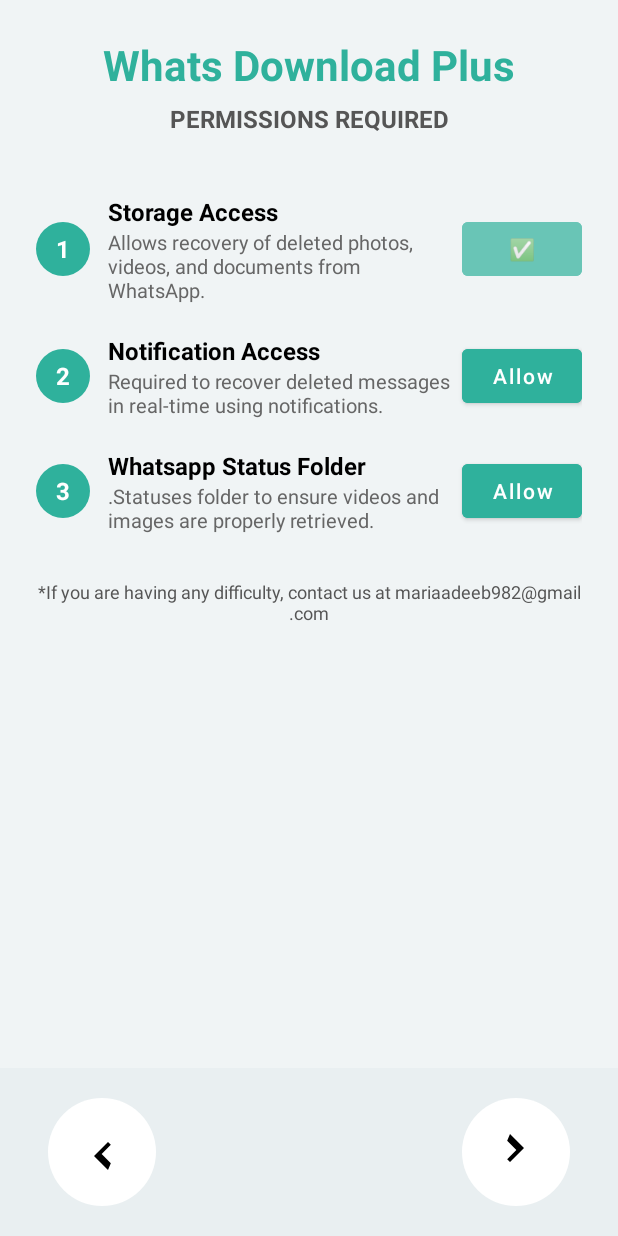
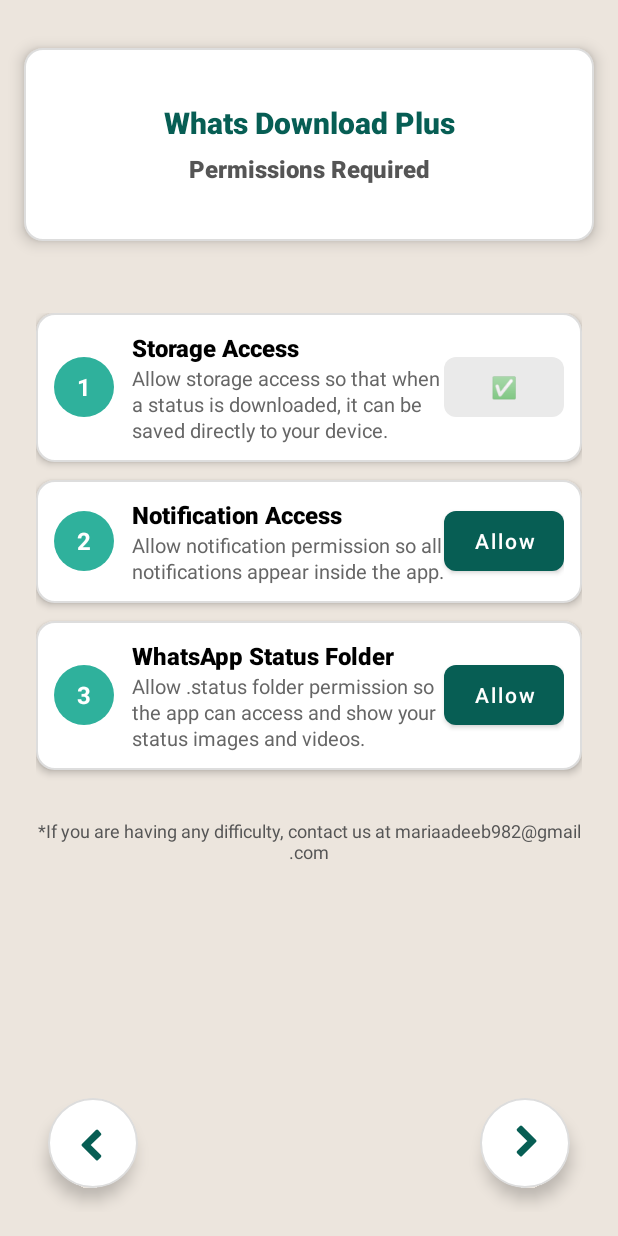
Before and after one commit to adeebibrahim01/Status-saver-Android-app-, an Android app: the screen it shows after launch (PermissionsActivity), after a tap on an icon or button, on a phone screen of 412 x 824 dp. Run offline under Robolectric (Android 15) with nearby library versions, the phone set to English and light mode, and no system bars.

Commit message:
Updated frontend features

```diff
--- /dev/null
+++ b/app/src/main/res/drawable/circle_white_ripple.xml
@@ -0,0 +1,11 @@
+<ripple xmlns:android="http://schemas.android.com/apk/res/android"
+    android:color="#33000000">
+    <item>
+        <shape android:shape="oval">
+            <solid android:color="#FFFFFF" />
+            <stroke
+                android:width="1dp"
+                android:color="#DDDDDD" />
+        </shape>
+    </item>
+</ripple>
--- a/app/src/main/res/drawable/ic_arrow_left.xml
+++ b/app/src/main/res/drawable/ic_arrow_left.xml
@@ -4,7 +4,12 @@
     android:viewportWidth="24"
     android:viewportHeight="24">
 
+    <!-- Arrow path -->
     <path
-        android:pathData="M16.41,17.59L11.83,13 16.41,8.41 15,7l-7,7 7,7z"
-        android:fillColor="#000000"/>
+        android:pathData="M15.41,7.59L14,6l-7,7 7,7 1.41-1.41L9.83,13z"
+        android:fillColor="#075E54"
+        android:strokeWidth="1.5"
+        android:strokeColor="#075E54"
+        android:strokeLineCap="round"
+        android:strokeLineJoin="round"/>
 </vector>
--- a/app/src/main/res/drawable/ic_arrow_right.xml
+++ b/app/src/main/res/drawable/ic_arrow_right.xml
@@ -4,7 +4,12 @@
     android:viewportWidth="24"
     android:viewportHeight="24">
 
+    <!-- Left Arrow path -->
     <path
-        android:pathData="M7.59,6.41L12.17,11 7.59,15.59 9,17l7-7-7-7z"
-        android:fillColor="#000000"/>
+        android:pathData="M8.59,16.59L10,18l7-7-7-7-1.41,1.41L14.17,11z"
+        android:fillColor="#075E54"
+        android:strokeWidth="1.5"
+        android:strokeColor="#075E54"
+        android:strokeLineCap="round"
+        android:strokeLineJoin="round"/>
 </vector>
--- /dev/null
+++ b/app/src/main/res/drawable/permission_button_bg.xml
@@ -0,0 +1,9 @@
+<ripple xmlns:android="http://schemas.android.com/apk/res/android"
+    android:color="#33075E54">
+    <item>
+        <shape android:shape="rectangle">
+            <solid android:color="#075E54"/>
+            <corners android:radius="8dp"/>
+        </shape>
+    </item>
+</ripple>
--- /dev/null
+++ b/app/src/main/res/drawable/whatsapp_card_bg.xml
@@ -0,0 +1,6 @@
+<shape xmlns:android="http://schemas.android.com/apk/res/android"
+    android:shape="rectangle">
+    <solid android:color="#FFFFFF"/>
+    <corners android:radius="12dp"/>
+    <stroke android:width="1dp" android:color="#DDDDDD"/>
+</shape>
--- a/app/src/main/res/layout/intro_activity.xml
+++ b/app/src/main/res/layout/intro_activity.xml
@@ -1,24 +1,72 @@
 <?xml version="1.0" encoding="utf-8"?>
-<LinearLayout xmlns:android="http://schemas.android.com/apk/res/android"
+<LinearLayout
+    xmlns:android="http://schemas.android.com/apk/res/android"
     xmlns:app="http://schemas.android.com/apk/res-auto"
     android:layout_width="match_parent"
     android:layout_height="match_parent"
-    android:background="#E9EFF1"
-    android:orientation="vertical">
+    android:background="#ECE5DD"
+    android:orientation="vertical"
+    android:paddingTop="16dp"
+    android:paddingBottom="16dp">
+
+    <!-- Fragment container for permissions/pages -->
+    <FrameLayout
+        android:id="@+id/fragmentContainer"
+        android:layout_width="match_parent"
+        android:layout_height="wrap_content"
+        android:layout_marginHorizontal="16dp"
+        android:layout_marginTop="16dp"
+        android:clipToOutline="true"
+        android:elevation="6dp"
+        android:background="@drawable/whatsapp_card_bg"
+        android:padding="20dp">
+
+        <!-- Inner content to make it professional -->
+        <LinearLayout
+            android:layout_width="match_parent"
+            android:layout_height="wrap_content"
+            android:orientation="vertical"
+            android:gravity="center_horizontal"
+            android:padding="16dp">
 
 
-    <!-- Fragment container for permissions pages -->
-    <FrameLayout
-        android:id="@+id/fragmentContainer"
-        android:layout_width="wrap_content"
-        android:layout_height="wrap_content" />
+            <!-- App Title -->
+            <TextView
+                android:layout_width="match_parent"
+                android:layout_height="wrap_content"
+                android:text="@string/app_name"
+                android:textStyle="bold"
+                android:textSize="20sp"
+                android:textColor="#075E54"
+                android:gravity="center"
+                android:layout_marginBottom="6dp"
+                android:fontFamily="sans-serif-medium"/>
+
+            <TextView
+                android:layout_width="match_parent"
+                android:layout_height="wrap_content"
+                android:text="Permissions Required"
+                android:textSize="16sp"
+                android:textStyle="bold"
+                android:textColor="#555555"
+                android:gravity="center"
+                android:layout_marginBottom="1dp"
+                android:fontFamily="sans-serif-medium"/>
+
+
+        </LinearLayout>
+    </FrameLayout>
+
 
     <!-- ViewPager2 for intro pages -->
     <androidx.viewpager2.widget.ViewPager2
         android:id="@+id/viewPager"
         android:layout_width="match_parent"
         android:layout_height="0dp"
-        android:layout_weight="1" />
+        android:layout_weight="1"
+        android:clipToPadding="false"
+        android:paddingTop="24dp"
+        android:paddingBottom="24dp"/>
 
     <!-- Navigation dots -->
     <LinearLayout
@@ -26,50 +74,56 @@
         android:layout_width="wrap_content"
         android:layout_height="wrap_content"
         android:orientation="horizontal"
-        android:layout_gravity="center"
-        android:layout_marginBottom="16dp" />
+        android:gravity="center"
+        android:layout_marginBottom="28dp" />
 
     <!-- Bottom navigation with arrows -->
     <LinearLayout
         android:layout_width="match_parent"
-        android:layout_height="80dp"
-        android:gravity="center"
+        android:layout_height="wrap_content"
         android:orientation="horizontal"
-        android:layout_marginBottom="16dp">
+        android:gravity="center_vertical"
+        android:paddingBottom="16dp"
+        android:paddingStart="32dp"
+        android:paddingEnd="32dp"
+        android:clipChildren="false"
+        android:clipToPadding="false">
 
         <!-- Left Arrow -->
         <ImageButton
             android:id="@+id/btnLeft"
-            android:layout_width="72dp"
-            android:layout_height="72dp"
-            android:background="@drawable/circle_white_bg"
+            android:layout_width="60dp"
+            android:layout_height="60dp"
+            android:background="@drawable/circle_white_ripple"
             android:src="@drawable/ic_arrow_left"
             android:contentDescription="Left"
-            android:padding="16dp"
-            android:scaleType="centerInside"
-            android:layout_marginStart="32dp"
-            android:layout_marginEnd="16dp" />
+            android:scaleType="center"
+            android:elevation="6dp"
+            android:outlineProvider="background"
+            android:layout_marginEnd="16dp"
+            android:clipToOutline="true"/>
 
         <!-- Center dots placeholder -->
         <LinearLayout
             android:layout_width="0dp"
             android:layout_weight="1"
+            android:layout_height="wrap_content"
             android:orientation="horizontal"
-            android:gravity="center"
-            android:layout_height="wrap_content" />
+            android:gravity="center"/>
 
         <!-- Right Arrow -->
         <ImageButton
             android:id="@+id/btnRight"
-            android:layout_width="72dp"
-            android:layout_height="72dp"
-            android:background="@drawable/circle_white_bg"
+            android:layout_width="60dp"
+            android:layout_height="60dp"
+            android:background="@drawable/circle_white_ripple"
             android:src="@drawable/ic_arrow_right"
             android:contentDescription="Right"
-            android:padding="16dp"
-            android:scaleType="centerInside"
+            android:scaleType="center"
+            android:elevation="6dp"
+            android:outlineProvider="background"
             android:layout_marginStart="16dp"
-            android:layout_marginEnd="32dp" />
+            android:clipToOutline="true"/>
     </LinearLayout>
 
 </LinearLayout>
--- a/app/src/main/res/layout/item_permission.xml
+++ b/app/src/main/res/layout/item_permission.xml
@@ -3,24 +3,31 @@
     android:layout_width="match_parent"
     android:layout_height="wrap_content"
     android:orientation="horizontal"
-    android:padding="12dp"
+    android:padding="16dp"
     android:gravity="center_vertical"
-    android:background="@drawable/permission_card_bg">
+    android:background="@drawable/permission_card_bg"
+    android:elevation="4dp"
+    android:layout_marginVertical="8dp"
+    android:clipToOutline="true">
 
+    <!-- Permission Icon -->
     <ImageView
         android:id="@+id/permissionIcon"
-        android:layout_width="40dp"
-        android:layout_height="40dp"
+        android:layout_width="48dp"
+        android:layout_height="48dp"
         android:src="@drawable/ic_permission"
-        android:contentDescription="@string/permission_icon" />
+        android:contentDescription="@string/permission_icon"
+        android:scaleType="centerInside" />
 
+    <!-- Texts -->
     <LinearLayout
         android:layout_width="0dp"
         android:layout_height="wrap_content"
         android:layout_weight="1"
         android:orientation="vertical"
-        android:layout_marginStart="12dp">
+        android:layout_marginStart="16dp">
 
+        <!-- Permission Title -->
         <TextView
             android:id="@+id/permissionTitle"
             android:layout_width="wrap_content"
@@ -28,21 +35,31 @@
             android:text="Storage Permission"
             android:textSize="16sp"
             android:textStyle="bold"
-            android:textColor="@color/black" />
+            android:textColor="#075E54"
+            android:fontFamily="sans-serif-medium" />
 
+        <!-- Permission Description -->
         <TextView
             android:id="@+id/permissionDescription"
             android:layout_width="wrap_content"
             android:layout_height="wrap_content"
             android:text="Required to access photos and videos."
-            android:textSize="13sp"
-            android:textColor="@color/dark_gray" />
+            android:textSize="14sp"
+            android:textColor="#444444"
+            android:layout_marginTop="2dp"
+            android:lineSpacingExtra="1dp"/>
     </LinearLayout>
 
+    <!-- Allow Button -->
     <Button
         android:id="@+id/permissionButton"
         android:layout_width="wrap_content"
-        android:layout_height="wrap_content"
+        android:layout_height="40dp"
         android:text="Allow"
-        android:textAllCaps="false" />
+        android:textAllCaps="false"
+        android:background="@drawable/permission_button_bg"
+        android:textColor="#FFFFFF"
+        android:paddingHorizontal="16dp"
+        android:fontFamily="sans-serif-medium"
+        android:elevation="2dp"/>
 </LinearLayout>
--- a/app/src/main/res/layout/layout_permissions.xml
+++ b/app/src/main/res/layout/layout_permissions.xml
@@ -1,7 +1,6 @@
-<?xml version="1.0" encoding="utf-8"?>
 <LinearLayout xmlns:android="http://schemas.android.com/apk/res/android"
     android:orientation="vertical"
-    android:background="#F0F4F5"
+    android:background="#ECE5DD"
     android:layout_width="match_parent"
     android:layout_height="match_parent">
 
@@ -16,26 +15,6 @@
             android:layout_width="match_parent"
             android:layout_height="wrap_content">
 
-            <!-- App Title -->
-            <TextView
-                android:layout_width="match_parent"
-                android:layout_height="wrap_content"
-                android:text="@string/app_name"
-                android:textStyle="bold"
-                android:textSize="28sp"
-                android:textColor="#2FB19C"
-                android:gravity="center"
-                android:layout_marginBottom="6dp" />
-
-            <TextView
-                android:layout_width="match_parent"
-                android:layout_height="wrap_content"
-                android:text="PERMISSIONS REQUIRED"
-                android:textSize="16sp"
-                android:textStyle="bold"
-                android:textColor="#555555"
-                android:gravity="center"
-                android:layout_marginBottom="30dp" />
 
             <!-- 1. Storage Access -->
             <LinearLayout
@@ -43,11 +22,15 @@
                 android:layout_height="wrap_content"
                 android:orientation="horizontal"
                 android:gravity="center_vertical"
-                android:paddingVertical="10dp">
+                android:padding="12dp"
+                android:background="@drawable/permission_card_bg"
+                android:layout_marginBottom="12dp"
+                android:clipToOutline="true"
+                android:elevation="3dp">
 
                 <TextView
-                    android:layout_width="36dp"
-                    android:layout_height="36dp"
+                    android:layout_width="40dp"
+                    android:layout_height="40dp"
                     android:gravity="center"
                     android:text="1"
                     android:textColor="#FFFFFF"
@@ -63,19 +46,24 @@
                     android:layout_height="wrap_content">
 
                     <TextView
+                        android:id="@+id/permissionTitleStorage"
                         android:text="Storage Access"
                         android:textStyle="bold"
                         android:textColor="#000000"
                         android:textSize="16sp"
                         android:layout_width="wrap_content"
-                        android:layout_height="wrap_content" />
+                        android:layout_height="wrap_content"
+                        android:fontFamily="sans-serif-medium"/>
 
                     <TextView
-                        android:text="Allows recovery of deleted photos, videos, and documents from WhatsApp."
+                        android:id="@+id/permissionDescriptionStorage"
+                        android:text="Allow storage access so that when a status is downloaded, it can be saved directly to your device.
+"
                         android:textColor="#666666"
                         android:textSize="13sp"
                         android:layout_width="wrap_content"
-                        android:layout_height="wrap_content" />
+                        android:layout_height="wrap_content"
+                        android:lineSpacingExtra="1dp"/>
                 </LinearLayout>
 
                 <Button
@@ -83,9 +71,10 @@
                     android:text="Allow"
                     android:textAllCaps="false"
                     android:textColor="#FFFFFF"
-                    android:backgroundTint="#2FB19C"
+                    android:background="@drawable/permission_button_bg"
                     android:layout_width="80dp"
-                    android:layout_height="wrap_content" />
+                    android:layout_height="40dp"
+                    android:fontFamily="sans-serif-medium"/>
             </LinearLayout>
 
             <!-- 2. Notification Access -->
@@ -94,11 +83,15 @@
                 android:layout_height="wrap_content"
                 android:orientation="horizontal"
                 android:gravity="center_vertical"
-                android:paddingVertical="10dp">
+                android:padding="12dp"
+                android:background="@drawable/permission_card_bg"
+                android:layout_marginBottom="12dp"
+                android:clipToOutline="true"
+                android:elevation="3dp">
 
                 <TextView
-                    android:layout_width="36dp"
-                    android:layout_height="36dp"
+                    android:layout_width="40dp"
+                    android:layout_height="40dp"
                     android:gravity="center"
                     android:text="2"
                     android:textColor="#FFFFFF"
@@ -114,19 +107,23 @@
                     android:layout_height="wrap_content">
 
                     <TextView
+                        android:id="@+id/permissionTitleNotification"
                         android:text="Notification Access"
                         android:textStyle="bold"
                         android:textColor="#000000"
                         android:textSize="16sp"
                         android:layout_width="wrap_content"
-                        android:layout_height="wrap_content" />
+                        android:layout_height="wrap_content"
+                        android:fontFamily="sans-serif-medium"/>
 
                     <TextView
-                        android:text="Required to recover deleted messages in real-time using notifications."
+                        android:id="@+id/permissionDescriptionNotification"
+                        android:text="Allow notification permission so all notifications appear inside the app."
                         android:textColor="#666666"
                         android:textSize="13sp"
                         android:layout_width="wrap_content"
-                        android:layout_height="wrap_content" />
+                        android:layout_height="wrap_content"
+                        android:lineSpacingExtra="1dp"/>
                 </LinearLayout>
 
                 <Button
@@ -134,22 +131,27 @@
                     android:text="Allow"
                     android:textAllCaps="false"
                     android:textColor="#FFFFFF"
-                    android:backgroundTint="#2FB19C"
+                    android:background="@drawable/permission_button_bg"
                     android:layout_width="80dp"
-                    android:layout_height="wrap_content" />
+                    android:layout_height="40dp"
+                    android:fontFamily="sans-serif-medium"/>
             </LinearLayout>
 
-            <!-- 3. Power Optimization / Status Folder -->
+            <!-- 3. WhatsApp Status Folder -->
             <LinearLayout
                 android:layout_width="match_parent"
                 android:layout_height="wrap_content"
                 android:orientation="horizontal"
                 android:gravity="center_vertical"
-                android:paddingVertical="10dp">
+                android:padding="12dp"
+                android:background="@drawable/permission_card_bg"
+                android:layout_marginBottom="12dp"
+                android:clipToOutline="true"
+                android:elevation="3dp">
 
                 <TextView
-                    android:layout_width="36dp"
-                    android:layout_height="36dp"
+                    android:layout_width="40dp"
+                    android:layout_height="40dp"
                     android:gravity="center"
                     android:text="3"
                     android:textColor="#FFFFFF"
@@ -165,19 +167,23 @@
                     android:layout_height="wrap_content">
 
                     <TextView
-                        android:text="Whatsapp Status Folder"
+                        android:id="@+id/permissionTitleStatus"
+                        android:text="WhatsApp Status Folder"
                         android:textStyle="bold"
                         android:textColor="#000000"
                         android:textSize="16sp"
                         android:layout_width="wrap_content"
-                        android:layout_height="wrap_content" />
+                        android:layout_height="wrap_content"
+                        android:fontFamily="sans-serif-medium"/>
 
                     <TextView
-                        android:text=".Statuses folder to ensure videos and images are properly retrieved."
+                        android:id="@+id/permissionDescriptionStatus"
+                        android:text="Allow .status folder permission so the app can access and show your status images and videos."
                         android:textColor="#666666"
                         android:textSize="13sp"
                         android:layout_width="wrap_content"
-                        android:layout_height="wrap_content" />
+                        android:layout_height="wrap_content"
+                        android:lineSpacingExtra="1dp"/>
                 </LinearLayout>
 
                 <Button
@@ -185,9 +191,10 @@
                     android:text="Allow"
                     android:textAllCaps="false"
                     android:textColor="#FFFFFF"
-                    android:backgroundTint="#2FB19C"
+                    android:background="@drawable/permission_button_bg"
                     android:layout_width="80dp"
-                    android:layout_height="wrap_content" />
+                    android:layout_height="40dp"
+                    android:fontFamily="sans-serif-medium"/>
             </LinearLayout>
 
             <TextView
@@ -197,8 +204,7 @@
                 android:textSize="12sp"
                 android:textColor="#555555"
                 android:gravity="center"
-                android:layout_marginTop="20dp" />
+                android:layout_marginTop="20dp"/>
         </LinearLayout>
     </ScrollView>
-
 </LinearLayout>
--- a/app/src/main/res/layout/layout_select_app.xml
+++ b/app/src/main/res/layout/layout_select_app.xml
@@ -1,10 +1,13 @@
 <?xml version="1.0" encoding="utf-8"?>
-<LinearLayout xmlns:android="http://schemas.android.com/apk/res/android"
+<LinearLayout
+    xmlns:android="http://schemas.android.com/apk/res/android"
     xmlns:app="http://schemas.android.com/apk/res-auto"
     android:orientation="vertical"
-    android:background="#D6E0E5"
+    android:background="#ECE5DD"
     android:layout_width="match_parent"
-    android:layout_height="match_parent">
+    android:layout_height="match_parent"
+    android:paddingTop="16dp"
+    android:paddingBottom="16dp">
 
     <!-- Title -->
     <TextView
@@ -13,40 +16,44 @@
         android:text="Select app from the list"
         android:textSize="22sp"
         android:textStyle="bold"
-        android:textColor="#000000"
+        android:textColor="#075E54"
         android:gravity="center"
-        android:layout_marginTop="16dp"
-        android:layout_marginBottom="12dp" />
+        android:layout_marginBottom="24dp"
+        android:fontFamily="sans-serif-medium"/>
 
-    <!-- WhatsApp card -->
+    <!-- WhatsApp Card -->
     <LinearLayout
         android:layout_width="match_parent"
         android:layout_height="wrap_content"
-        android:layout_marginHorizontal="20dp"
+        android:layout_marginHorizontal="16dp"
         android:orientation="horizontal"
-        android:padding="12dp"
-        android:background="#2C2C2C"
-        android:elevation="6dp"
+        android:padding="16dp"
+        android:background="@drawable/whatsapp_card_bg"
+        android:elevation="4dp"
         android:gravity="center_vertical">
 
         <ImageView
-            android:layout_width="48dp"
-            android:layout_height="48dp"
+            android:layout_width="56dp"
+            android:layout_height="56dp"
             android:src="@drawable/ic_whatsapp"
-            android:layout_marginEnd="16dp" />
+            android:layout_marginEnd="16dp"
+            android:contentDescription="WhatsApp icon"
+            android:scaleType="centerCrop" />
 
         <TextView
             android:layout_width="0dp"
             android:layout_height="wrap_content"
             android:layout_weight="1"
             android:text="WhatsApp"
-            android:textColor="#FFFFFF"
-            android:textSize="18sp" />
+            android:textColor="#075E54"
+            android:textSize="18sp"
+            android:fontFamily="sans-serif-medium"/>
 
         <CheckBox
             android:id="@+id/selectWhatsappButton"
             android:layout_width="wrap_content"
-            android:layout_height="wrap_content" />
+            android:layout_height="wrap_content"
+            android:buttonTint="@color/whatsapp_greeen"/>
     </LinearLayout>
 
     <View
--- a/app/src/main/res/values/colors.xml
+++ b/app/src/main/res/values/colors.xml
@@ -8,6 +8,7 @@
     <color name="black">#FF000000</color>
     <color name="white">#FFFFFFFF</color>
     <color name="whatsapp_bg">#ECE5DD</color>
+    <color name="whatsapp_greeen">#25D366</color>
 
         <color name="whatsapp_green">#075E54</color>
         <color name="whatsapp_dark_green">#054C44</color>
```
